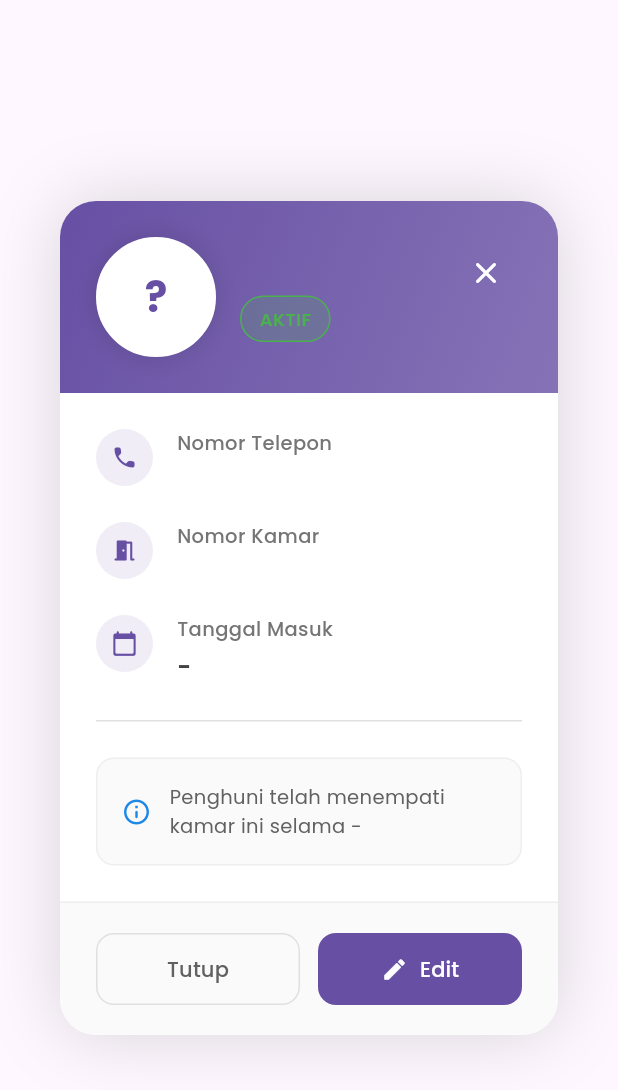
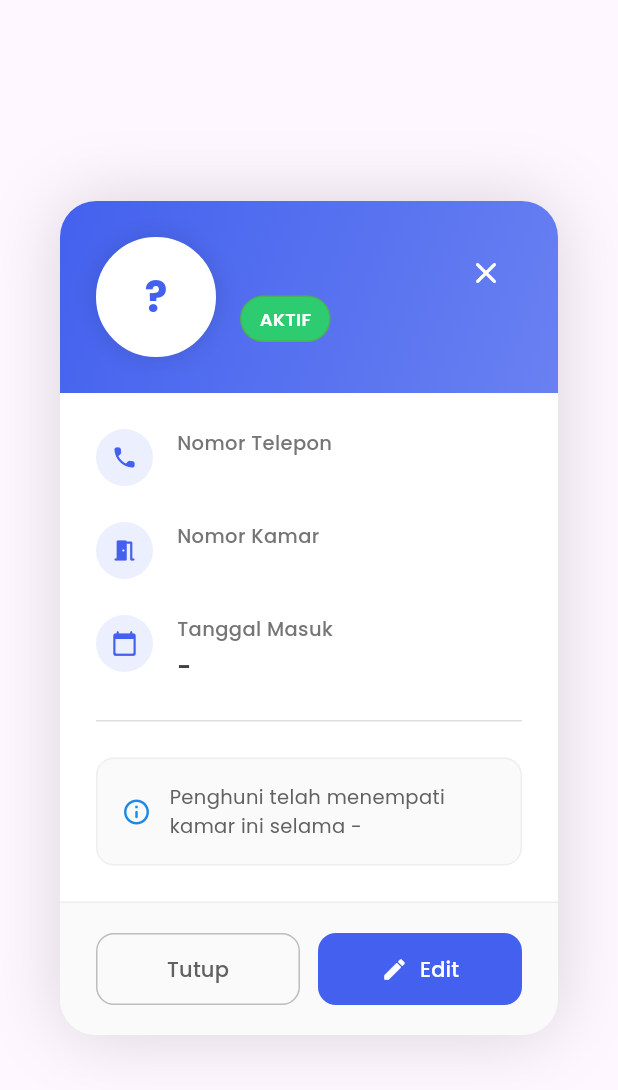
Before and after one commit to normanthohir/My-Kos, a Flutter app: the DetailPenghuniDialog widget shown alone on an empty page, opened directly with empty values, on a phone screen of 412 x 824 dp. Shown: the top 1090 px of the screen. Run offline on Flutter 3.47's test engine with Material 3 defaults, Android fonts, the phone set to English and light mode, and no system bars; our stand-ins replace google_fonts, iconsax.

Commit message:
update code

```diff
--- a/lib/page/penghuni/info_penghuni.dart
+++ b/lib/page/penghuni/info_penghuni.dart
@@ -1,5 +1,6 @@
 import 'package:flutter/material.dart';
 import 'package:google_fonts/google_fonts.dart';
+import 'package:may_kos/config/theme.dart';
 
 class DetailPenghuniDialog extends StatelessWidget {
   final Map<String, dynamic> penghuniData;
@@ -21,7 +22,7 @@ class DetailPenghuniDialog extends StatelessWidget {
       elevation: 0,
       backgroundColor: Colors.transparent,
       child: Container(
-        constraints: const BoxConstraints(maxWidth: 500),
+        constraints: BoxConstraints(maxWidth: 500),
         decoration: BoxDecoration(
           color: Colors.white,
           borderRadius: BorderRadius.circular(24),
@@ -42,8 +43,10 @@ class DetailPenghuniDialog extends StatelessWidget {
               decoration: BoxDecoration(
                 gradient: LinearGradient(
                   colors: [
-                    colorScheme.primary,
-                    colorScheme.primary.withOpacity(0.8),
+                    colorsApp.primary,
+                    colorsApp.primary.withOpacity(0.8),
+                    // colorScheme.scrim,
+                    // colorScheme.scrim.withOpacity(0.8),
                   ],
                   begin: Alignment.topLeft,
                   end: Alignment.bottomRight,
@@ -84,7 +87,7 @@ class DetailPenghuniDialog extends StatelessWidget {
                             style: GoogleFonts.poppins(
                               fontSize: 28,
                               fontWeight: FontWeight.w700,
-                              color: colorScheme.primary,
+                              color: colorsApp.primary,
                             ),
                           ),
                         ),
@@ -114,8 +117,8 @@ class DetailPenghuniDialog extends StatelessWidget {
                               ),
                               decoration: BoxDecoration(
                                 color: isAktif
-                                    ? Colors.green.withOpacity(0.2)
-                                    : Colors.red.withOpacity(0.2),
+                                    ? colorsApp.success
+                                    : colorsApp.error,
                                 borderRadius: BorderRadius.circular(20),
                                 border: Border.all(
                                   color: isAktif ? Colors.green : Colors.red,
@@ -127,7 +130,7 @@ class DetailPenghuniDialog extends StatelessWidget {
                                 style: GoogleFonts.poppins(
                                   fontSize: 12,
                                   fontWeight: FontWeight.w600,
-                                  color: isAktif ? Colors.green : Colors.red,
+                                  color: Colors.white,
                                 ),
                               ),
                             ),
@@ -263,7 +266,7 @@ class DetailPenghuniDialog extends StatelessWidget {
                         shape: RoundedRectangleBorder(
                           borderRadius: BorderRadius.circular(12),
                         ),
-                        side: BorderSide(color: Colors.grey[300]!),
+                        side: BorderSide(color: Colors.grey[400]!),
                       ),
                       child: Text(
                         'Tutup',
@@ -287,7 +290,7 @@ class DetailPenghuniDialog extends StatelessWidget {
                         shape: RoundedRectangleBorder(
                           borderRadius: BorderRadius.circular(12),
                         ),
-                        backgroundColor: colorScheme.primary,
+                        backgroundColor: colorsApp.primary,
                         elevation: 0,
                       ),
                       child: Row(
@@ -332,13 +335,13 @@ class DetailPenghuniDialog extends StatelessWidget {
         Container(
           padding: const EdgeInsets.all(10),
           decoration: BoxDecoration(
-            color: Theme.of(context).colorScheme.primary.withOpacity(0.1),
+            color: colorsApp.primary.withOpacity(0.1),
             shape: BoxShape.circle,
           ),
           child: Icon(
             icon,
             size: 18,
-            color: Theme.of(context).colorScheme.primary,
+            color: colorsApp.primary,
           ),
         ),
         const SizedBox(width: 16),
--- a/lib/page/penghuni/penghuni_page.dart
+++ b/lib/page/penghuni/penghuni_page.dart
@@ -331,7 +331,7 @@ class PenghuniPage extends StatelessWidget {
               ),
               child: Center(
                 child: Text(
-                  getInitials(namaPenghuni ?? ''),
+                  getInitials(namaPenghuni),
                   style: GoogleFonts.poppins(
                     fontSize: 28,
                     fontWeight: FontWeight.w700,
```
